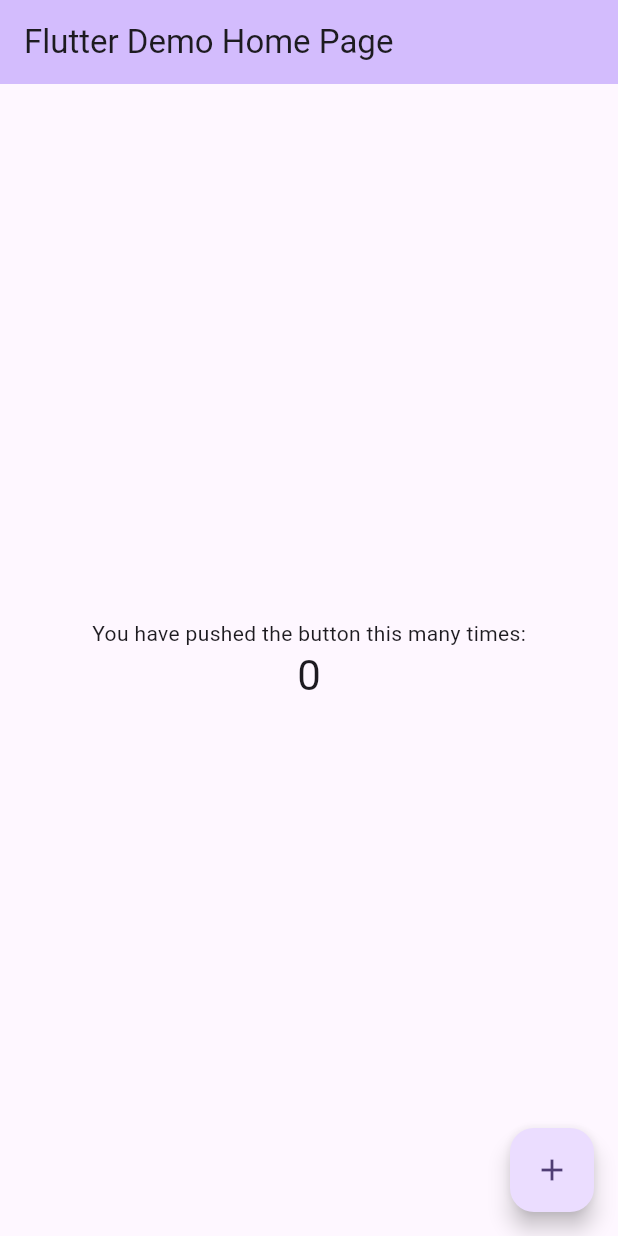
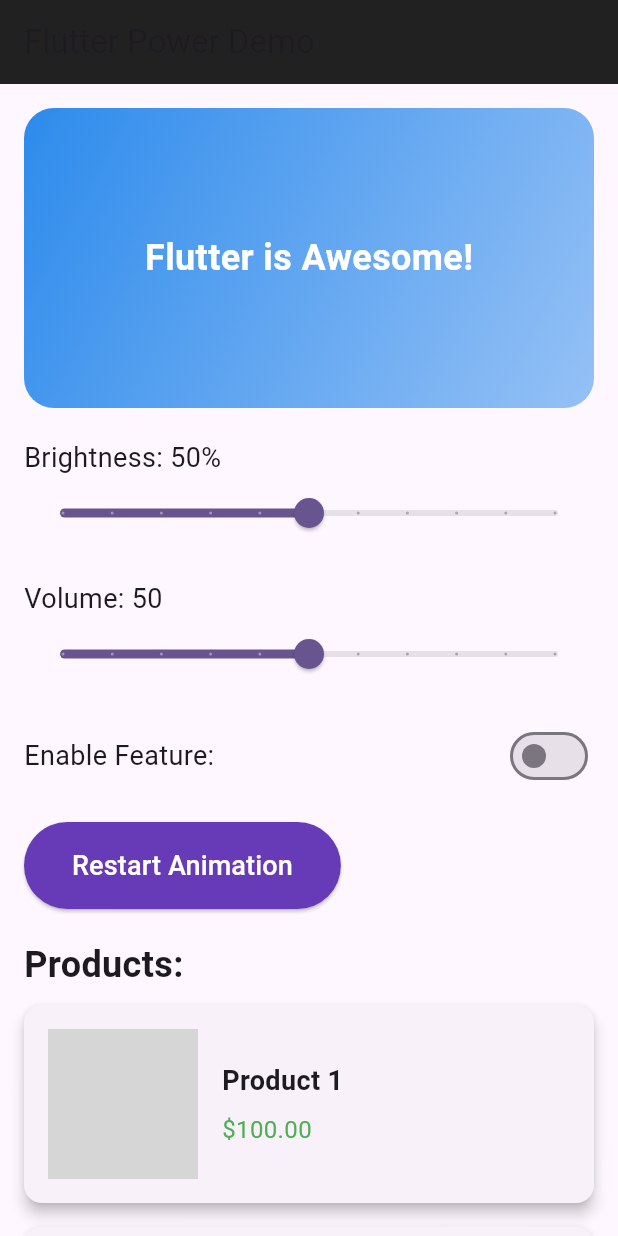
Before and after one commit to Aziatboy/mob_app, a Flutter app: the screen it shows after launch, on a phone screen of 412 x 824 dp. Run offline on Flutter 3.47's test engine with Material 3 defaults, Android fonts, the phone set to English and light mode, and no system bars; network calls fail; grey boxes are pictures that could not be loaded.

Commit message:
Создали приложение с помощью Дипсик

```diff
--- a/lib/main.dart
+++ b/lib/main.dart
@@ -7,116 +7,343 @@ void main() {
 class MyApp extends StatelessWidget {
   const MyApp({super.key});
 
-  // This widget is the root of your application.
   @override
   Widget build(BuildContext context) {
     return MaterialApp(
-      title: 'Flutter Demo',
+      title: 'Flutter Power Demo',
       theme: ThemeData(
-        // This is the theme of your application.
-        //
-        // TRY THIS: Try running your application with "flutter run". You'll see
-        // the application has a purple toolbar. Then, without quitting the app,
-        // try changing the seedColor in the colorScheme below to Colors.green
-        // and then invoke "hot reload" (save your changes or press the "hot
-        // reload" button in a Flutter-supported IDE, or press "r" if you used
-        // the command line to start the app).
-        //
-        // Notice that the counter didn't reset back to zero; the application
-        // state is not lost during the reload. To reset the state, use hot
-        // restart instead.
-        //
-        // This works for code too, not just values: Most code changes can be
-        // tested with just a hot reload.
         colorScheme: ColorScheme.fromSeed(seedColor: Colors.deepPurple),
       ),
-      home: const MyHomePage(title: 'Flutter Demo Home Page'),
+      home: const PowerDemoPage(),
     );
   }
 }
 
-class MyHomePage extends StatefulWidget {
-  const MyHomePage({super.key, required this.title});
-
-  // This widget is the home page of your application. It is stateful, meaning
-  // that it has a State object (defined below) that contains fields that affect
-  // how it looks.
-
-  // This class is the configuration for the state. It holds the values (in this
-  // case the title) provided by the parent (in this case the App widget) and
-  // used by the build method of the State. Fields in a Widget subclass are
-  // always marked "final".
-
-  final String title;
+class PowerDemoPage extends StatefulWidget {
+  const PowerDemoPage({super.key});
 
   @override
-  State<MyHomePage> createState() => _MyHomePageState();
+  State<PowerDemoPage> createState() => _PowerDemoPageState();
 }
 
-class _MyHomePageState extends State<MyHomePage> {
-  int _counter = 0;
+class _PowerDemoPageState extends State<PowerDemoPage>
+    with SingleTickerProviderStateMixin {
+  double _sliderValue = 0.5;
+  double _volume = 50.0;
+  bool _isSwitchOn = false;
+  late AnimationController _controller;
+  late Animation<Color?> _colorAnimation;
 
-  void _incrementCounter() {
+  final List<Product> _products = [];
+  final ScrollController _scrollController = ScrollController();
+  bool _isLoading = false;
+  int _page = 1;
+
+  @override
+  void initState() {
+    super.initState();
+    _controller = AnimationController(
+      vsync: this,
+      duration: const Duration(seconds: 2),
+    )..repeat(reverse: true);
+
+    _colorAnimation = ColorTween(
+      begin: Colors.blue,
+      end: Colors.purple,
+    ).animate(_controller);
+
+    _loadProducts();
+
+    // Добавляем слушатель для бесконечного скролла
+    _scrollController.addListener(() {
+      if (_scrollController.position.pixels ==
+              _scrollController.position.maxScrollExtent &&
+          !_isLoading) {
+        _loadMoreProducts();
+      }
+    });
+  }
+
+  @override
+  void dispose() {
+    _controller.dispose();
+    _scrollController.dispose();
+    super.dispose();
+  }
+
+  void _onSliderChanged(double value) {
     setState(() {
-      // This call to setState tells the Flutter framework that something has
-      // changed in this State, which causes it to rerun the build method below
-      // so that the display can reflect the updated values. If we changed
-      // _counter without calling setState(), then the build method would not be
-      // called again, and so nothing would appear to happen.
-      _counter++;
+      _sliderValue = value;
+    });
+  }
+
+  void _onVolumeChanged(double value) {
+    setState(() {
+      _volume = value;
+    });
+  }
+
+  void _onSwitchChanged(bool value) {
+    setState(() {
+      _isSwitchOn = value;
+    });
+  }
+
+  // Загрузка продуктов (имитация)
+  Future<void> _loadProducts() async {
+    setState(() {
+      _isLoading = true;
+    });
+
+    await Future.delayed(const Duration(seconds: 2)); // Имитация задержки сети
+
+    setState(() {
+      _products.addAll(
+        List.generate(
+          10,
+          (index) => Product(
+            id: _products.length + index + 1,
+            name: 'Product ${_products.length + index + 1}',
+            price: 100 + index * 10,
+            imageUrl:
+                'https://manti-man.ru/wp-content/uploads/2023/08/new-sambuli-hinkal.webp',
+          ),
+        ),
+      );
+      _isLoading = false;
+    });
+  }
+
+  // Подгрузка дополнительных продуктов
+  Future<void> _loadMoreProducts() async {
+    if (_isLoading) return;
+
+    setState(() {
+      _isLoading = true;
+    });
+
+    await Future.delayed(const Duration(seconds: 2)); // Имитация задержки сети
+
+    setState(() {
+      _products.addAll(
+        List.generate(
+          10,
+          (index) => Product(
+            id: _products.length + index + 1,
+            name: 'Product ${_products.length + index + 1}',
+            price: 100 + index * 10,
+            imageUrl:
+                'https://manti-man.ru/wp-content/uploads/2023/08/new-sambuli-hinkal.webp',
+          ),
+        ),
+      );
+      _isLoading = false;
+      _page++;
     });
   }
 
   @override
   Widget build(BuildContext context) {
-    // This method is rerun every time setState is called, for instance as done
-    // by the _incrementCounter method above.
-    //
-    // The Flutter framework has been optimized to make rerunning build methods
-    // fast, so that you can just rebuild anything that needs updating rather
-    // than having to individually change instances of widgets.
     return Scaffold(
       appBar: AppBar(
-        // TRY THIS: Try changing the color here to a specific color (to
-        // Colors.amber, perhaps?) and trigger a hot reload to see the AppBar
-        // change color while the other colors stay the same.
-        backgroundColor: Theme.of(context).colorScheme.inversePrimary,
-        // Here we take the value from the MyHomePage object that was created by
-        // the App.build method, and use it to set our appbar title.
-        title: Text(widget.title),
+        title: const Text('Flutter Power Demo'),
+        backgroundColor: Colors.black87,
+        elevation: 0,
       ),
-      body: Center(
-        // Center is a layout widget. It takes a single child and positions it
-        // in the middle of the parent.
-        child: Column(
-          // Column is also a layout widget. It takes a list of children and
-          // arranges them vertically. By default, it sizes itself to fit its
-          // children horizontally, and tries to be as tall as its parent.
-          //
-          // Column has various properties to control how it sizes itself and
-          // how it positions its children. Here we use mainAxisAlignment to
-          // center the children vertically; the main axis here is the vertical
-          // axis because Columns are vertical (the cross axis would be
-          // horizontal).
-          //
-          // TRY THIS: Invoke "debug painting" (choose the "Toggle Debug Paint"
-          // action in the IDE, or press "p" in the console), to see the
-          // wireframe for each widget.
-          mainAxisAlignment: MainAxisAlignment.center,
-          children: <Widget>[
-            const Text('You have pushed the button this many times:'),
-            Text(
-              '$_counter',
-              style: Theme.of(context).textTheme.headlineMedium,
+      body: SingleChildScrollView(
+        controller: _scrollController,
+        child: Padding(
+          padding: const EdgeInsets.all(16.0),
+          child: Column(
+            crossAxisAlignment: CrossAxisAlignment.start,
+            children: [
+              // Анимированный контейнер
+              AnimatedBuilder(
+                animation: _colorAnimation,
+                builder: (context, child) {
+                  return Container(
+                    height: 200,
+                    width: double.infinity,
+                    decoration: BoxDecoration(
+                      gradient: LinearGradient(
+                        colors: [
+                          _colorAnimation.value!,
+                          _colorAnimation.value!.withOpacity(0.5),
+                        ],
+                        begin: Alignment.topLeft,
+                        end: Alignment.bottomRight,
+                      ),
+                      borderRadius: BorderRadius.circular(20),
+                    ),
+                    child: Center(
+                      child: Text(
+                        'Flutter is Awesome!',
+                        style: TextStyle(
+                          fontSize: 24,
+                          color: Colors.white,
+                          fontWeight: FontWeight.bold,
+                        ),
+                      ),
+                    ),
+                  );
+                },
+              ),
+
+              const SizedBox(height: 20),
+
+              // Слайдер для настройки яркости
+              Text(
+                'Brightness: ${(_sliderValue * 100).toStringAsFixed(0)}%',
+                style: const TextStyle(fontSize: 18),
+              ),
+              Slider(
+                value: _sliderValue,
+                onChanged: _onSliderChanged,
+                min: 0.0,
+                max: 1.0,
+                divisions: 10,
+                label: '${(_sliderValue * 100).toStringAsFixed(0)}%',
+              ),
+
+              const SizedBox(height: 20),
+
+              // Слайдер для настройки громкости
+              Text(
+                'Volume: ${_volume.toStringAsFixed(0)}',
+                style: const TextStyle(fontSize: 18),
+              ),
+              Slider(
+                value: _volume,
+                onChanged: _onVolumeChanged,
+                min: 0.0,
+                max: 100.0,
+                divisions: 10,
+                label: _volume.toStringAsFixed(0),
+              ),
+
+              const SizedBox(height: 20),
+
+              // Переключатель
+              Row(
+                children: [
+                  const Text('Enable Feature:', style: TextStyle(fontSize: 18)),
+                  const Spacer(),
+                  Switch(
+                    value: _isSwitchOn,
+                    onChanged: _onSwitchChanged,
+                    activeColor: Colors.deepPurple,
+                  ),
+                ],
+              ),
+
+              const SizedBox(height: 20),
+
+              // Кнопка с анимацией
+              ElevatedButton(
+                onPressed: () {
+                  setState(() {
+                    _controller.repeat(reverse: true);
+                  });
+                },
+                style: ElevatedButton.styleFrom(
+                  backgroundColor: Colors.deepPurple,
+                  padding: const EdgeInsets.symmetric(
+                    horizontal: 32,
+                    vertical: 16,
+                  ),
+                ),
+                child: const Text(
+                  'Restart Animation',
+                  style: TextStyle(fontSize: 18, color: Colors.white),
+                ),
+              ),
+
+              const SizedBox(height: 20),
+
+              // Список продуктов
+              const Text(
+                'Products:',
+                style: TextStyle(fontSize: 24, fontWeight: FontWeight.bold),
+              ),
+              const SizedBox(height: 10),
+              ..._products
+                  .map((product) => ProductCard(product: product))
+                  .toList(),
+
+              // Индикатор загрузки
+              if (_isLoading)
+                const Padding(
+                  padding: EdgeInsets.all(16.0),
+                  child: Center(child: CircularProgressIndicator()),
+                ),
+            ],
+          ),
+        ),
+      ),
+    );
+  }
+}
+
+class Product {
+  final int id;
+  final String name;
+  final double price;
+  final String imageUrl;
+
+  Product({
+    required this.id,
+    required this.name,
+    required this.price,
+    required this.imageUrl,
+  });
+}
+
+class ProductCard extends StatelessWidget {
+  final Product product;
+
+  const ProductCard({super.key, required this.product});
+
+  @override
+  Widget build(BuildContext context) {
+    return Card(
+      elevation: 4,
+      margin: const EdgeInsets.only(bottom: 16),
+      child: Padding(
+        padding: const EdgeInsets.all(16.0),
+        child: Row(
+          children: [
+            ClipRRect(
+              borderRadius: BorderRadius.circular(8),
+              child: Image.network(
+                product.imageUrl,
+                width: 100,
+                height: 100,
+                fit: BoxFit.cover,
+              ),
+            ),
+            const SizedBox(width: 16),
+            Expanded(
+              child: Column(
+                crossAxisAlignment: CrossAxisAlignment.start,
+                children: [
+                  Text(
+                    product.name,
+                    style: const TextStyle(
+                      fontSize: 18,
+                      fontWeight: FontWeight.bold,
+                    ),
+                  ),
+                  const SizedBox(height: 8),
+                  Text(
+                    '\$${product.price.toStringAsFixed(2)}',
+                    style: const TextStyle(fontSize: 16, color: Colors.green),
+                  ),
+                ],
+              ),
             ),
           ],
         ),
       ),
-      floatingActionButton: FloatingActionButton(
-        onPressed: _incrementCounter,
-        tooltip: 'Increment',
-        child: const Icon(Icons.add),
-      ), // This trailing comma makes auto-formatting nicer for build methods.
     );
   }
 }
```
Also changed, not shown: 2 other files.
